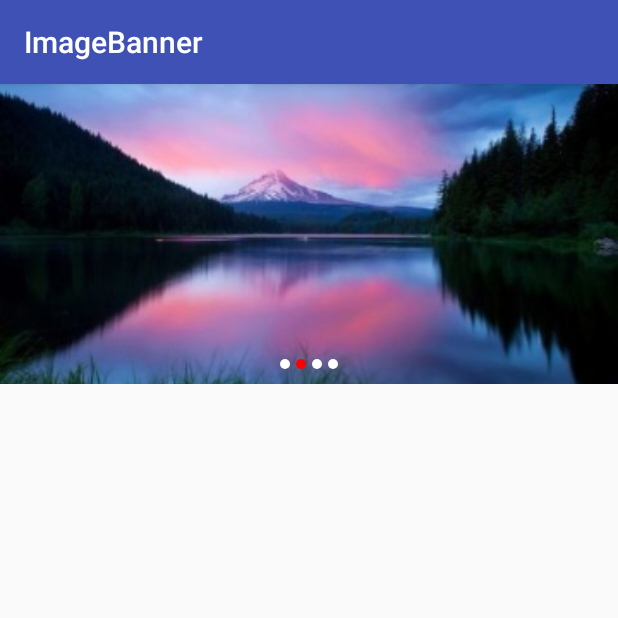
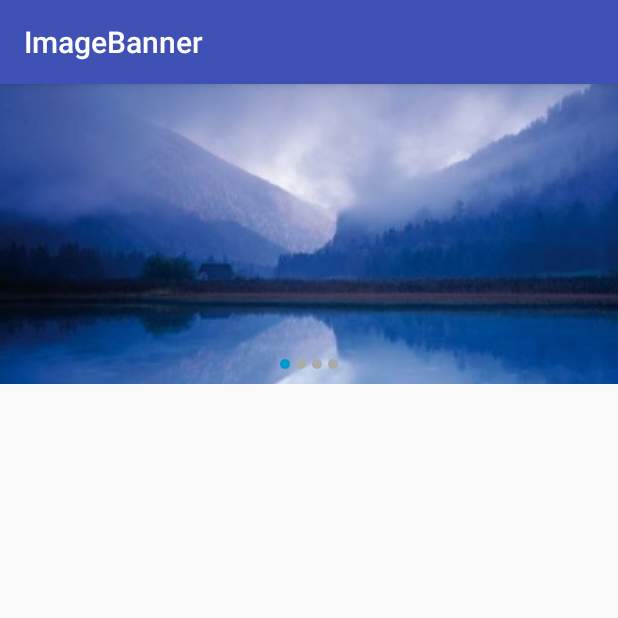
Before and after one commit to BeijingSnail/ImageBanner, an Android app: the screen it shows after launch (MainActivity), on a phone screen of 412 x 824 dp, the top half of it. Run offline under Robolectric (Android 15) with nearby library versions, the phone set to English and light mode, and no system bars.

Commit message:
repair bug

```diff
--- a/BannerLibrary/src/main/java/com/example/bannerlibrary/IndicatorLayout.java
+++ b/BannerLibrary/src/main/java/com/example/bannerlibrary/IndicatorLayout.java
@@ -22,9 +22,9 @@ public class IndicatorLayout extends LinearLayout implements ViewPager.OnPageCha
     public IndicatorLayout(Context context, AttributeSet attrs) {
         super(context, attrs);
         this.mContext = context;
-        TypedArray arrray = context.obtainStyledAttributes(attrs, R.styleable.IndicatorLayout);
-        defaultColor = arrray.getColor(R.styleable.IndicatorLayout_defaultColor, Color.WHITE);
-        currentColor = arrray.getColor(R.styleable.IndicatorLayout_currentColor, Color.RED);
+        TypedArray arrray = context.obtainStyledAttributes(attrs, R.styleable.IndicatorImageBanner);
+        defaultColor = arrray.getColor(R.styleable.IndicatorImageBanner_indicator_defaultColor, Color.WHITE);
+        currentColor = arrray.getColor(R.styleable.IndicatorImageBanner_indicator_currentColor, Color.RED);
         arrray.recycle();
     }
 
--- a/BannerLibrary/src/main/res/values/attrs.xml
+++ b/BannerLibrary/src/main/res/values/attrs.xml
@@ -1,8 +1,8 @@
 <?xml version="1.0" encoding="utf-8"?>
 <resources>
-    <declare-styleable name="IndicatorLayout">
-        <attr name="defaultColor" format="color"></attr>
-        <attr name="currentColor" format="color"></attr>
+    <declare-styleable name="ImageBanner">
+        <!--滑动的延迟时间，单位毫秒-->
+        <attr name="delay" format="integer" />
     </declare-styleable>
 
     <declare-styleable name="IndicatorImageBanner">
--- a/app/src/main/res/layout/activity_main.xml
+++ b/app/src/main/res/layout/activity_main.xml
@@ -12,7 +12,10 @@
         android:id="@+id/indicator_iamge_banner"
         android:layout_width="match_parent"
         android:layout_height="200dp"
+        app:indicator_defaultColor="@android:color/darker_gray"
+        app:indicator_currentColor="@android:color/holo_blue_dark"
         app:indicator_gravity="center"
+        app:indicator_delay="3000"
         app:indicator_paddingBottom="10dp" />
 
 </LinearLayout>
```
